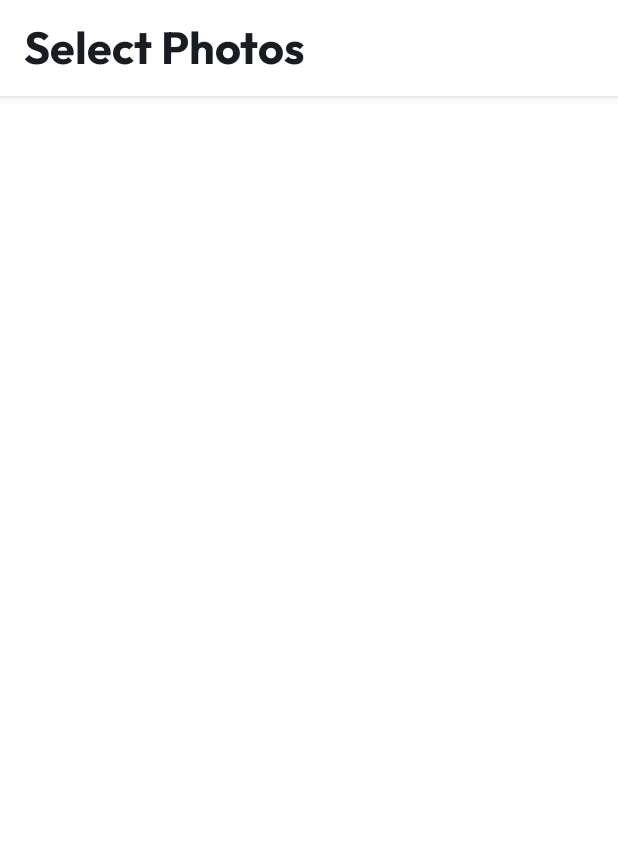
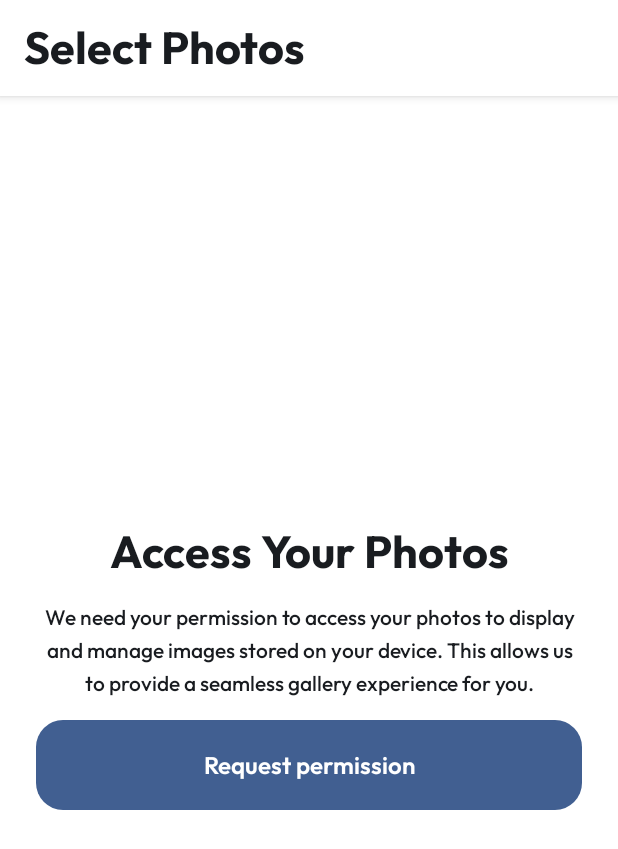
Before and after one commit to andbattaglia/CatboxUploader, an Android app built with Jetpack Compose: the SelectPhotosScreen screen opened through its navigation route, on a phone screen of 412 x 824 dp. Shown: the top 849 px of the screen. Run offline under Robolectric (Android 15) with nearby library versions, the phone set to English and light mode, and no system bars; our stand-ins replace Dagger/Hilt's generated code.

Commit message:
feat: implement request permission view

```diff
--- a/app/src/main/kotlin/com/battman/catboxuploader/navigation/RootHost.kt
+++ b/app/src/main/kotlin/com/battman/catboxuploader/navigation/RootHost.kt
@@ -1,25 +1,41 @@
 package com.battman.catboxuploader.navigation
 
+import android.content.Context
+import android.content.Intent
+import android.net.Uri
+import android.provider.Settings
 import androidx.compose.runtime.Composable
+import androidx.compose.ui.platform.LocalContext
 import androidx.navigation.compose.NavHost
 import androidx.navigation.compose.rememberNavController
-import com.battman.feature.select.country.ui.navigation.SELECT_COUNTRY_ROUTE
 import com.battman.feature.select.country.ui.navigation.selectCountryScreen
+import com.battman.feature.select.photo.ui.navigation.SELECT_PHOTOS_ROUTE
 import com.battman.feature.select.photo.ui.navigation.navigateToSelectPhotos
 import com.battman.feature.select.photo.ui.navigation.selectPhotosScreen
 
 @Composable
 fun RootHost() {
+    val context = LocalContext.current
     val navController = rememberNavController()
 
     NavHost(
         navController = navController,
-        startDestination = SELECT_COUNTRY_ROUTE,
+        startDestination = SELECT_PHOTOS_ROUTE,
     ) {
         selectCountryScreen(
             onNavigateToGallery = { navController.navigateToSelectPhotos() },
         )
 
-        selectPhotosScreen()
+        selectPhotosScreen(
+            onNavigateToPermissionSettings = { context.openActivitySettings() },
+        )
     }
 }
+
+private fun Context.openActivitySettings() {
+    val intent = Intent(
+        Settings.ACTION_APPLICATION_DETAILS_SETTINGS,
+        Uri.fromParts("package", packageName, null),
+    )
+    startActivity(intent)
+}
--- a/features/select-photos/build.gradle.kts
+++ b/features/select-photos/build.gradle.kts
@@ -12,4 +12,5 @@ dependencies {
     implementation(projects.core.ui.mvi)
     implementation(projects.core.ui.navigation)
     implementation(projects.domain.usecases)
+    implementation(libs.google.accompanist.permission)
 }
--- a/features/select-photos/src/main/kotlin/com/battman/feature/select/photo/ui/SelectPhotosScreen.kt
+++ b/features/select-photos/src/main/kotlin/com/battman/feature/select/photo/ui/SelectPhotosScreen.kt
@@ -1,14 +1,27 @@
 package com.battman.feature.select.photo.ui
 
+import android.Manifest
+import android.os.Build
+import androidx.annotation.RequiresApi
+import androidx.compose.foundation.background
+import androidx.compose.foundation.layout.Arrangement
 import androidx.compose.foundation.layout.Box
+import androidx.compose.foundation.layout.Column
+import androidx.compose.foundation.layout.Spacer
 import androidx.compose.foundation.layout.fillMaxSize
+import androidx.compose.foundation.layout.fillMaxWidth
+import androidx.compose.foundation.layout.height
 import androidx.compose.foundation.layout.padding
 import androidx.compose.material3.Scaffold
+import androidx.compose.material3.Text
 import androidx.compose.runtime.Composable
 import androidx.compose.runtime.LaunchedEffect
 import androidx.compose.ui.Modifier
+import androidx.compose.ui.platform.LocalView
 import androidx.compose.ui.res.stringResource
+import androidx.compose.ui.text.style.TextAlign
 import androidx.compose.ui.tooling.preview.Preview
+import com.battman.core.ui.compose.components.CUButton
 import com.battman.core.ui.compose.components.CUTopAppBar
 import com.battman.core.ui.compose.theme.CatboxUploaderTheme
 import com.battman.core.ui.compose.theme.CatboxUploaderTheme.colors
@@ -16,10 +29,15 @@ import com.battman.core.ui.compose.theme.CatboxUploaderTheme.dimensions
 import com.battman.core.ui.compose.theme.CatboxUploaderTheme.typography
 import com.battman.core.ui.compose.theme.outfitFontFamily
 import com.battman.feature.select.photo.ui.SelectPhotosContract.UiState
+import com.google.accompanist.permissions.ExperimentalPermissionsApi
+import com.google.accompanist.permissions.isGranted
+import com.google.accompanist.permissions.rememberPermissionState
+import com.google.accompanist.permissions.shouldShowRationale
 
 @Composable
 internal fun SelectPhotosScreen(
     viewModel: SelectPhotosModel,
+    onNavigateToPermissionSettings: () -> Unit,
 ) {
     val (state, events, processIntent) = viewModel
 
@@ -29,7 +47,7 @@ internal fun SelectPhotosScreen(
 
     SelectPhotosScreen(
         state = state,
-
+        onNavigateToPermissionSettings = onNavigateToPermissionSettings,
     )
 }
 
@@ -37,6 +55,7 @@ internal fun SelectPhotosScreen(
 internal fun SelectPhotosScreen(
     state: UiState,
     modifier: Modifier = Modifier,
+    onNavigateToPermissionSettings: () -> Unit = {},
 ) {
     Scaffold(
         modifier = modifier,
@@ -53,11 +72,100 @@ internal fun SelectPhotosScreen(
             )
         },
     ) { paddingValues ->
-        Box(
+        RequestMediaPermissionView(
             modifier = Modifier
                 .fillMaxSize()
                 .padding(paddingValues),
-        ) {
+            onNavigateToPermissionSettings = onNavigateToPermissionSettings,
+            content = {},
+        )
+    }
+}
+
+@Composable
+internal fun RequestMediaPermissionView(
+    content: @Composable () -> Unit,
+    modifier: Modifier = Modifier,
+    onNavigateToPermissionSettings: () -> Unit = {},
+) {
+    Box(modifier = modifier) {
+        if (Build.VERSION.SDK_INT >= Build.VERSION_CODES.TIRAMISU) {
+            RequestMediaPermissionViewTiramisu(
+                onNavigateToPermissionSettings = onNavigateToPermissionSettings,
+                content = content,
+            )
+        } else {
+            RequestMediaPermissionViewPreTiramisu(content = content)
+        }
+    }
+}
+
+@Composable
+internal fun RequestMediaPermissionViewPreTiramisu(
+    content: @Composable () -> Unit,
+    modifier: Modifier = Modifier,
+) {
+    Box(modifier = modifier) {
+        content()
+    }
+}
+
+@RequiresApi(Build.VERSION_CODES.TIRAMISU)
+@OptIn(ExperimentalPermissionsApi::class)
+@Composable
+internal fun RequestMediaPermissionViewTiramisu(
+    content: @Composable () -> Unit,
+    modifier: Modifier = Modifier,
+    onNavigateToPermissionSettings: () -> Unit = {},
+) {
+    val view = LocalView.current
+    val readStoragePermissionState =
+        if (view.isInEditMode) {
+            null
+        } else {
+            rememberPermissionState(Manifest.permission.READ_MEDIA_IMAGES)
+        }
+
+    Box(modifier = modifier) {
+        if (readStoragePermissionState?.status?.isGranted == true) {
+            content()
+        } else {
+            Column(
+                modifier
+                    .fillMaxSize()
+                    .padding(horizontal = dimensions.spacing_l),
+                verticalArrangement = Arrangement.Center,
+            ) {
+                Text(
+                    modifier = Modifier.fillMaxWidth(),
+                    text = stringResource(R.string.select_photos_permission_title),
+                    textAlign = TextAlign.Center,
+                    color = colors.onBackground,
+                    style = typography.titleLarge,
+                    fontFamily = outfitFontFamily,
+                )
+                Spacer(modifier = Modifier.height(dimensions.spacing_m))
+                Text(
+                    modifier = Modifier.fillMaxWidth(),
+                    text = stringResource(R.string.select_photos_permission_description),
+                    textAlign = TextAlign.Center,
+                    color = colors.onBackground,
+                    style = typography.bodyMedium,
+                    fontFamily = outfitFontFamily,
+                )
+                Spacer(modifier = Modifier.height(dimensions.spacing_m))
+                CUButton(
+                    modifier = Modifier.fillMaxWidth(),
+                    label = "Request permission",
+                    onClick = {
+                        if (readStoragePermissionState?.status?.shouldShowRationale == true) {
+                            onNavigateToPermissionSettings()
+                        } else {
+                            readStoragePermissionState?.launchPermissionRequest()
+                        }
+                    },
+                )
+            }
         }
     }
 }
--- a/features/select-photos/src/main/kotlin/com/battman/feature/select/photo/ui/navigation/SelectPhotosGraph.kt
+++ b/features/select-photos/src/main/kotlin/com/battman/feature/select/photo/ui/navigation/SelectPhotosGraph.kt
@@ -12,10 +12,13 @@ fun NavController.navigateToSelectPhotos() {
     navigate(SELECT_PHOTOS_ROUTE)
 }
 
-fun NavGraphBuilder.selectPhotosScreen() {
+fun NavGraphBuilder.selectPhotosScreen(
+    onNavigateToPermissionSettings: () -> Unit,
+) {
     composable(route = SELECT_PHOTOS_ROUTE) {
         SelectPhotosScreen(
             viewModel = hiltViewModel(),
+            onNavigateToPermissionSettings = onNavigateToPermissionSettings,
         )
     }
 }
--- a/features/select-photos/src/main/res/values/strings.xml
+++ b/features/select-photos/src/main/res/values/strings.xml
@@ -1,4 +1,7 @@
 <?xml version="1.0" encoding="utf-8"?>
 <resources>
     <string name="select_photos_title">Select Photos</string>
+    <string name="select_photos_permission_title">Access Your Photos</string>
+    <string name="select_photos_permission_description">We need your permission to access your photos to display and manage images stored on your device. This allows us to provide a seamless gallery experience for you.</string>
+    <string name="select_photos_permission_button">Request permission</string>
 </resources>
--- a/gradle/libs.versions.toml
+++ b/gradle/libs.versions.toml
@@ -11,6 +11,7 @@ androidx-splashscsreen = "1.0.1"
 arrow = "1.2.4"
 compose-bom = "2024.11.00"
 dagger-hilt = "2.52"
+google-accompanist-permission = "0.36.0"
 javax-inject = "1"
 junit = "4.13.2"
 kotlin = "2.0.21"
@@ -46,6 +47,7 @@ arrow-core = { group = "io.arrow-kt", name = "arrow-core", version.ref = "arrow"
 arrow-core-retrofit = { group = "io.arrow-kt", name = "arrow-core-retrofit", version.ref = "arrow" }
 dagger-hilt-android = { group = "com.google.dagger", name = "hilt-android", version.ref = "dagger-hilt" }
 dagger-hilt-compiler = { group = "com.google.dagger", name = "hilt-compiler", version.ref = "dagger-hilt" }
+google-accompanist-permission = { group = "com.google.accompanist", name = "accompanist-permissions", version.ref = "google-accompanist-permission" }
 javax-inject = { group = "javax.inject", name = "javax.inject", version.ref = "javax-inject"}
 junit = { group = "junit", name = "junit", version.ref = "junit" }
 kotlinx-coroutines-core-jvm = { group = "org.jetbrains.kotlinx", name = "kotlinx-coroutines-core-jvm", version.ref = "kotlin-coroutines" }
```
Also changed, not shown: features/select-photos/src/main/AndroidManifest.xml (added, +8 -0 lines).
